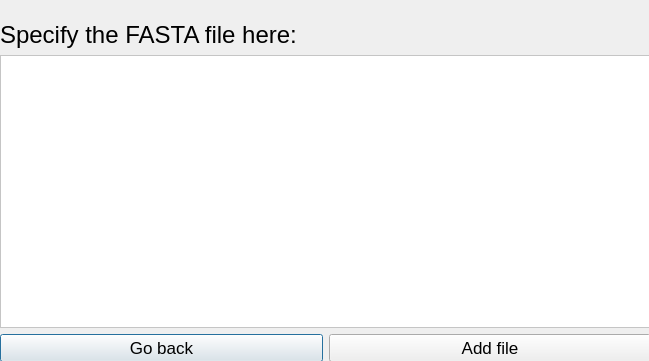
Before: the Qt Designer form Helix/GUI/secdialog.ui in evertheylen/TA_TO, drawn with Qt 5.
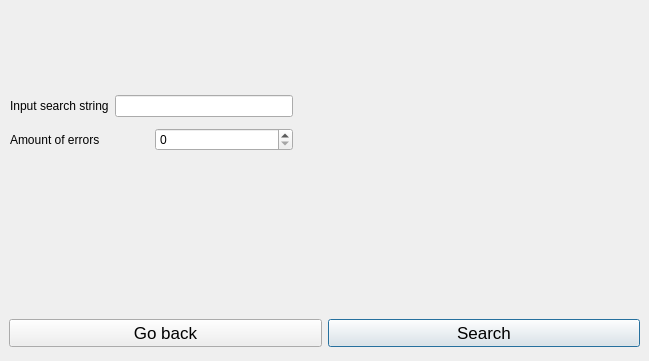
After: the same form once the commit is applied. Icons and pictures are not drawn.

What changed in the file:
```diff
--- a/Helix/GUI/secdialog.ui
+++ b/Helix/GUI/secdialog.ui
@@ -19,10 +19,10 @@
   <widget class="QLabel" name="label">
    <property name="geometry">
     <rect>
-     <x>550</x>
-     <y>0</y>
-     <width>91</width>
-     <height>41</height>
+     <x>569</x>
+     <y>9</y>
+     <width>71</width>
+     <height>31</height>
     </rect>
    </property>
    <property name="text">
@@ -35,37 +35,42 @@
     <bool>true</bool>
    </property>
   </widget>
-  <widget class="QWidget" name="">
+  <widget class="QWidget" name="layoutWidget">
    <property name="geometry">
     <rect>
-     <x>0</x>
-     <y>21</y>
-     <width>651</width>
-     <height>341</height>
+     <x>9</x>
+     <y>315</y>
+     <width>631</width>
+     <height>37</height>
     </rect>
    </property>
    <layout class="QGridLayout" name="gridLayout">
-    <item row="0" column="0" colspan="2">
-     <widget class="QLabel" name="label_2">
+    <item row="0" column="1">
+     <widget class="QPushButton" name="ADD">
       <property name="font">
        <font>
-        <pointsize>18</pointsize>
+        <family>Helvetica</family>
+        <pointsize>13</pointsize>
        </font>
       </property>
-      <property name="text">
-       <string>Specify the FASTA file here:</string>
-      </property>
-     </widget>
-    </item>
-    <item row="1" column="0" colspan="2">
-     <widget class="QPlainTextEdit" name="plainTextEdit">
       <property name="styleSheet">
-       <string notr="true">background-color: white;
-</string>
+       <string notr="true"/>
+      </property>
+      <property name="text">
+       <string>Search</string>
+      </property>
+      <property name="autoDefault">
+       <bool>true</bool>
+      </property>
+      <property name="default">
+       <bool>false</bool>
+      </property>
+      <property name="flat">
+       <bool>false</bool>
       </property>
      </widget>
     </item>
-    <item row="2" column="0">
+    <item row="0" column="0">
      <widget class="QPushButton" name="pushButton">
       <property name="font">
        <font>
@@ -90,31 +95,46 @@
       </property>
      </widget>
     </item>
-    <item row="2" column="1">
-     <widget class="QPushButton" name="ADD">
-      <property name="font">
-       <font>
-        <family>Helvetica</family>
-        <pointsize>13</pointsize>
-       </font>
-      </property>
-      <property name="styleSheet">
-       <string notr="true"/>
-      </property>
-      <property name="text">
-       <string>Add file</string>
-      </property>
-      <property name="autoDefault">
-       <bool>true</bool>
-      </property>
-      <property name="default">
-       <bool>false</bool>
-      </property>
-      <property name="flat">
-       <bool>false</bool>
-      </property>
-     </widget>
+   </layout>
+  </widget>
+  <widget class="QWidget" name="">
+   <property name="geometry">
+    <rect>
+     <x>10</x>
+     <y>90</y>
+     <width>283</width>
+     <height>66</height>
+    </rect>
+   </property>
+   <layout class="QVBoxLayout" name="verticalLayout">
+    <item>
+     <layout class="QHBoxLayout" name="horizontalLayout">
+      <item>
+       <widget class="QLabel" name="label_2">
+        <property name="text">
+         <string>Input search string</string>
+        </property>
+       </widget>
+      </item>
+      <item>
+       <widget class="QLineEdit" name="searchstr"/>
+      </item>
+     </layout>
     </item>
+    <item>
+     <layout class="QHBoxLayout" name="horizontalLayout_2">
+      <item>
+       <widget class="QLabel" name="label_3">
+        <property name="text">
+         <string>Amount of errors</string>
+        </property>
+       </widget>
+      </item>
+      <item>
+       <widget class="QSpinBox" name="erroramount"/>
+      </item>
+     </layout>
+    </item>
    </layout>
   </widget>
   <zorder>pushButton</zorder>
```
Left out of the diff: 8 changed lines with no effect on the pictures.
